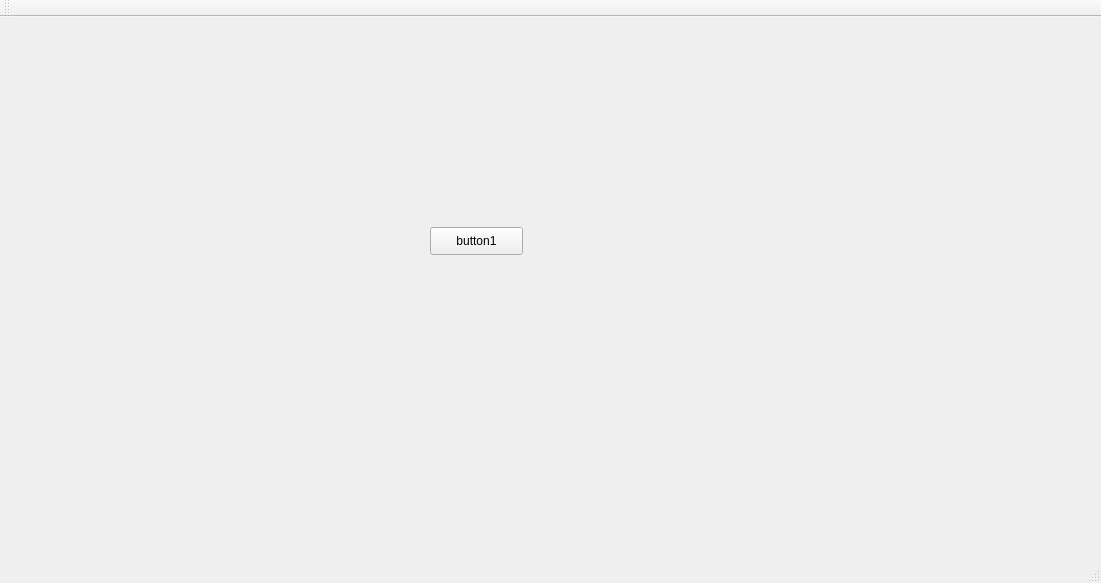
First picture: the form in QtMessengerDemo/mainwindow.ui, repository cal-roboops/F2017_Decal, before the edit.
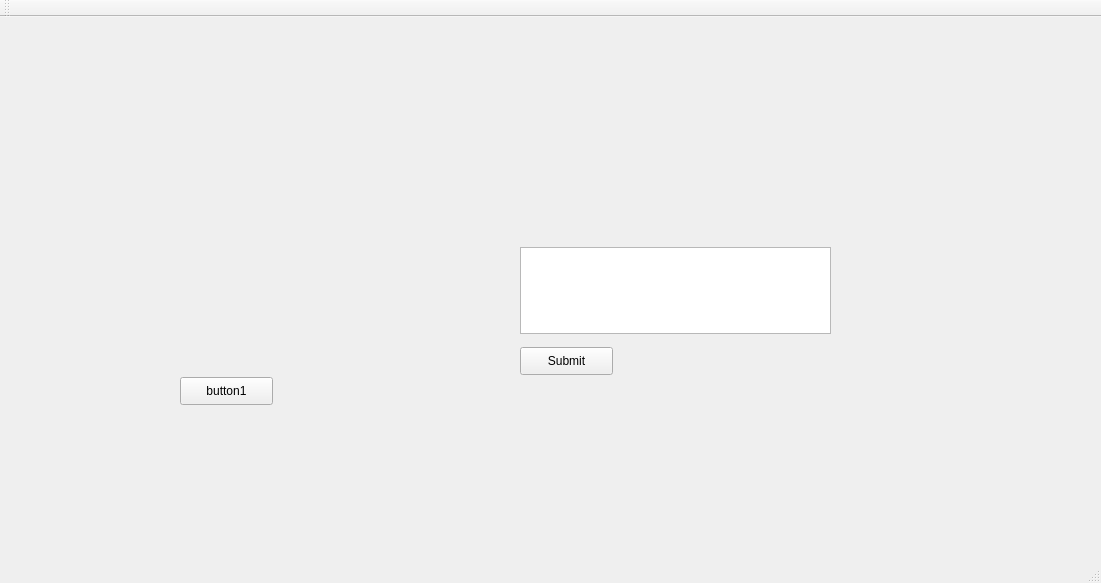
Second picture: the form after the edit.

Commit message: added text box + submit data button for text box

```diff
--- a/QtMessengerDemo/mainwindow.ui
+++ b/QtMessengerDemo/mainwindow.ui
@@ -17,8 +17,8 @@
    <widget class="QPushButton" name="button1">
     <property name="geometry">
      <rect>
-      <x>430</x>
-      <y>210</y>
+      <x>180</x>
+      <y>360</y>
       <width>93</width>
       <height>28</height>
      </rect>
@@ -27,6 +27,29 @@
      <string>button1</string>
     </property>
    </widget>
+   <widget class="QTextEdit" name="data">
+    <property name="geometry">
+     <rect>
+      <x>520</x>
+      <y>230</y>
+      <width>311</width>
+      <height>87</height>
+     </rect>
+    </property>
+   </widget>
+   <widget class="QPushButton" name="submitData">
+    <property name="geometry">
+     <rect>
+      <x>520</x>
+      <y>330</y>
+      <width>93</width>
+      <height>28</height>
+     </rect>
+    </property>
+    <property name="text">
+     <string>Submit</string>
+    </property>
+   </widget>
   </widget>
   <widget class="QMenuBar" name="menuBar">
    <property name="geometry">
```
Left out of the diff: 2 changed lines with no effect on the pictures. The commit also changes 2 other files.
